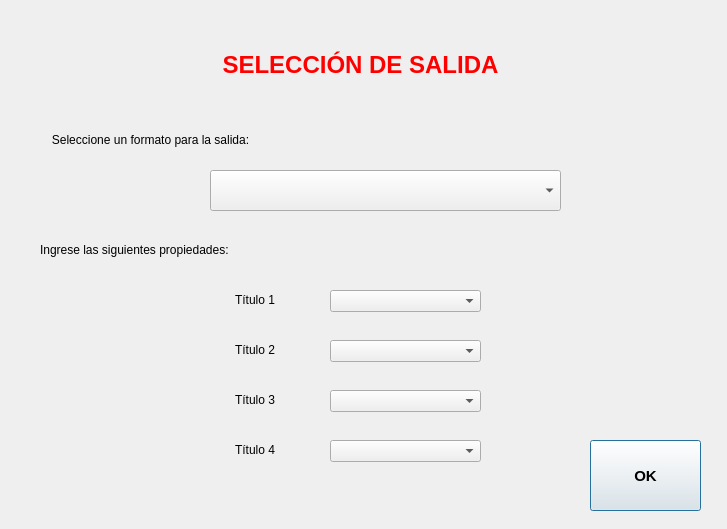
Above: output.ui from nicotrozzo/elmejorfrontendever before the change. Below: the same form after it.
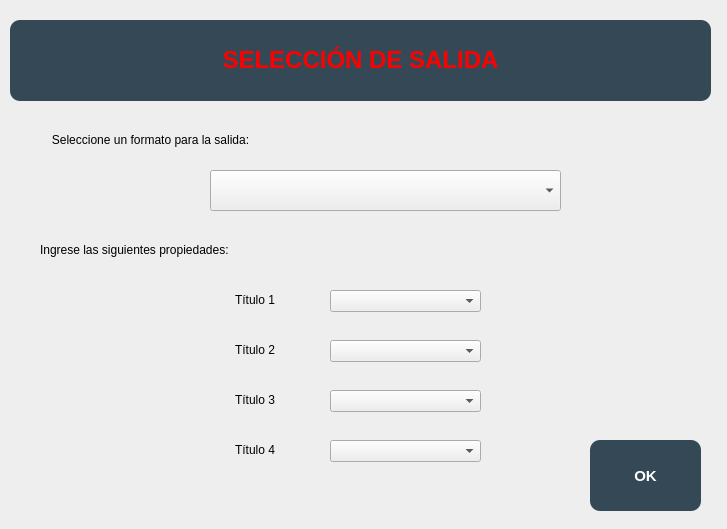
That is the form after the change.

The edit to the form file:
```diff
--- a/output.ui
+++ b/output.ui
@@ -16,13 +16,16 @@
   <property name="autoFillBackground">
    <bool>false</bool>
   </property>
+  <property name="styleSheet">
+   <string notr="true">background:rgb(238,238,238)</string>
+  </property>
   <widget class="QLabel" name="label">
    <property name="geometry">
     <rect>
-     <x>0</x>
+     <x>10</x>
      <y>20</y>
-     <width>721</width>
-     <height>91</height>
+     <width>701</width>
+     <height>81</height>
     </rect>
    </property>
    <property name="font">
@@ -32,6 +35,11 @@
      <bold>true</bold>
     </font>
    </property>
+   <property name="styleSheet">
+    <string notr="true">background: rgb(52,73,85);
+color:rgb(255,255,255);
+border-radius: 10px;</string>
+   </property>
    <property name="text">
     <string>&lt;html&gt;&lt;head/&gt;&lt;body&gt;&lt;p&gt;&lt;span style=&quot; color:#ff0000;&quot;&gt;SELECCIÓN DE SALIDA&lt;/span&gt;&lt;/p&gt;&lt;/body&gt;&lt;/html&gt;</string>
    </property>
@@ -164,6 +172,11 @@
    <property name="autoFillBackground">
     <bool>false</bool>
    </property>
+   <property name="styleSheet">
+    <string notr="true">background: rgb(52,73,85);
+color:rgb(255,255,255);
+border-radius: 10px;</string>
+   </property>
    <property name="text">
     <string>OK</string>
    </property>
```
